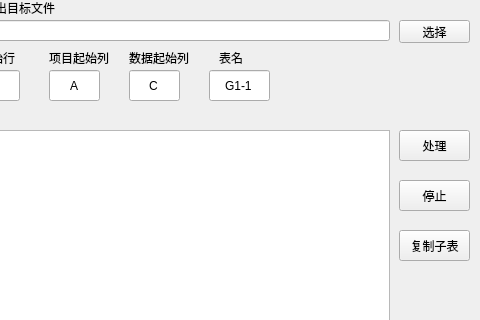
The window that sageras/mainwindow.ui (lujie0116/sageras) describes before a commit, drawn with Qt 5; both pictures show x 511 to 991 and y 0 to 320 of the 991 by 454 pixel window.
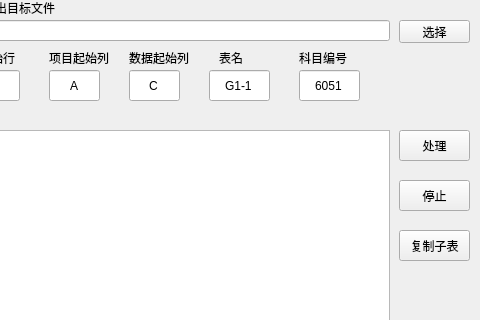
The same window after the commit.

```diff
--- a/sageras/mainwindow.ui
+++ b/sageras/mainwindow.ui
@@ -355,6 +355,35 @@
      <string>复制子表</string>
     </property>
    </widget>
+   <widget class="QLineEdit" name="lessonNum">
+    <property name="geometry">
+     <rect>
+      <x>810</x>
+      <y>70</y>
+      <width>61</width>
+      <height>31</height>
+     </rect>
+    </property>
+    <property name="text">
+     <string>6051</string>
+    </property>
+    <property name="alignment">
+     <set>Qt::AlignCenter</set>
+    </property>
+   </widget>
+   <widget class="QLabel" name="label_9">
+    <property name="geometry">
+     <rect>
+      <x>810</x>
+      <y>50</y>
+      <width>81</width>
+      <height>16</height>
+     </rect>
+    </property>
+    <property name="text">
+     <string>科目编号</string>
+    </property>
+   </widget>
   </widget>
   <widget class="QMenuBar" name="menuBar">
    <property name="geometry">
```
Left out of the diff: 3 changed lines with no effect on the pictures.
